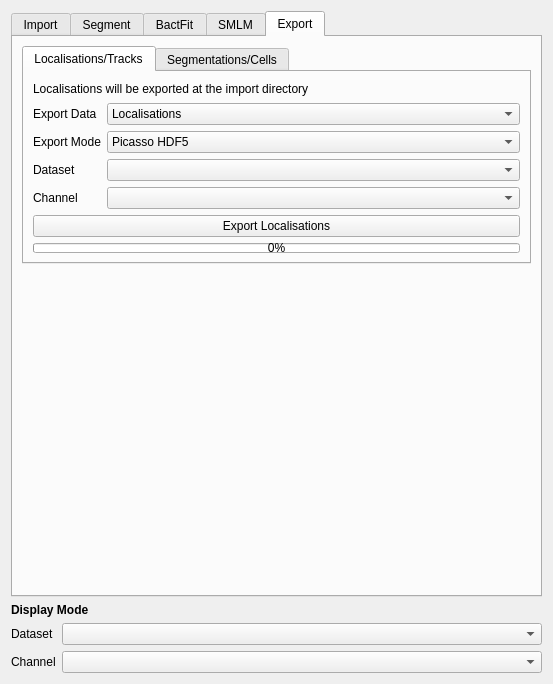
Qt form src/moltrack/GUI/widget_ui.ui (piedrro/napari-moltrack) before a commit.
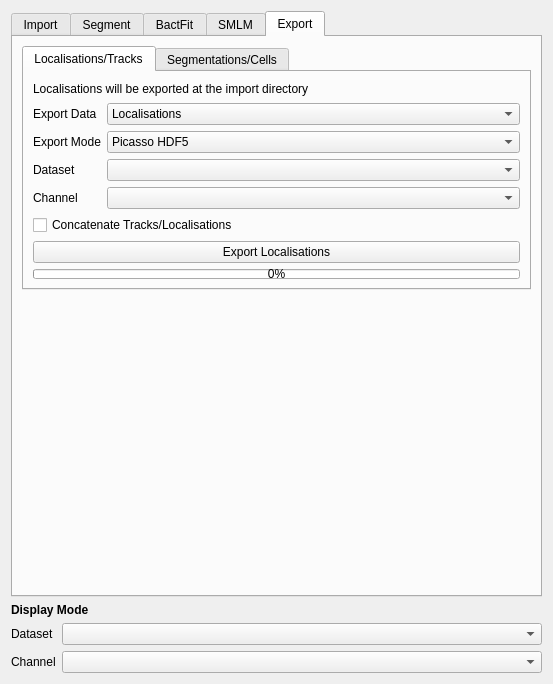
The same form after that commit. The open tabs and pages were chosen to show the change.

```diff
--- a/src/moltrack/GUI/widget_ui.ui
+++ b/src/moltrack/GUI/widget_ui.ui
@@ -2386,6 +2386,13 @@
              </item>
             </layout>
            </item>
+           <item>
+            <widget class="QCheckBox" name="locs_export_concat">
+             <property name="text">
+              <string>Concatenate Tracks/Localisations</string>
+             </property>
+            </widget>
+           </item>
            <item>
             <widget class="QPushButton" name="export_localisations">
              <property name="text">
```
